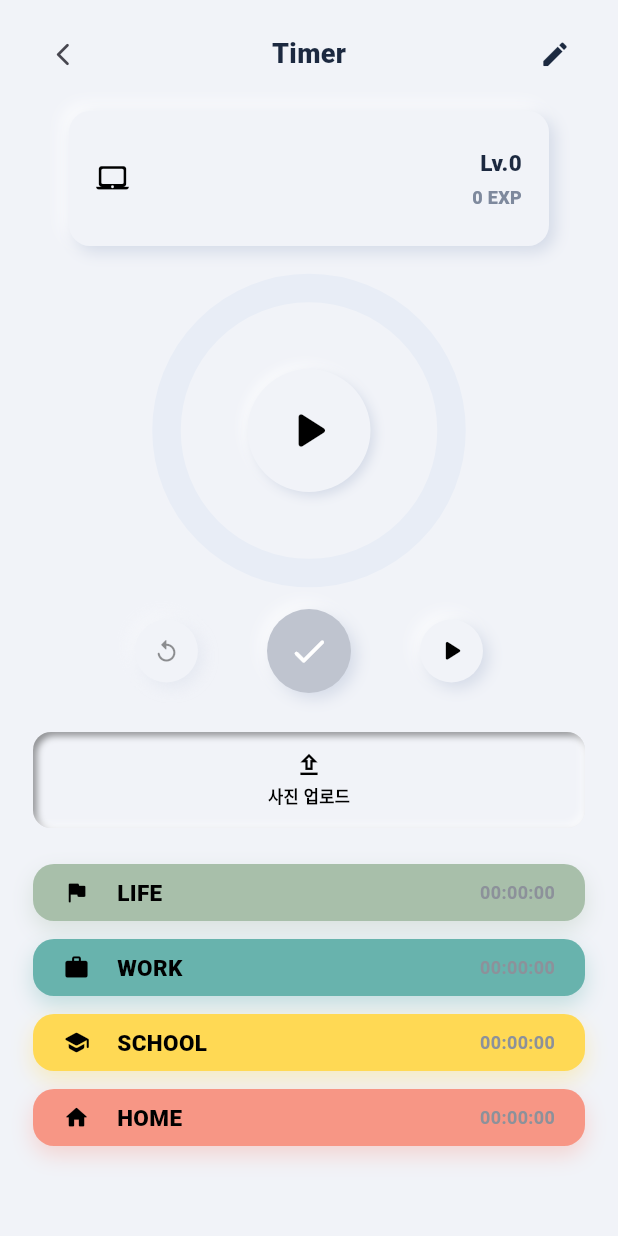
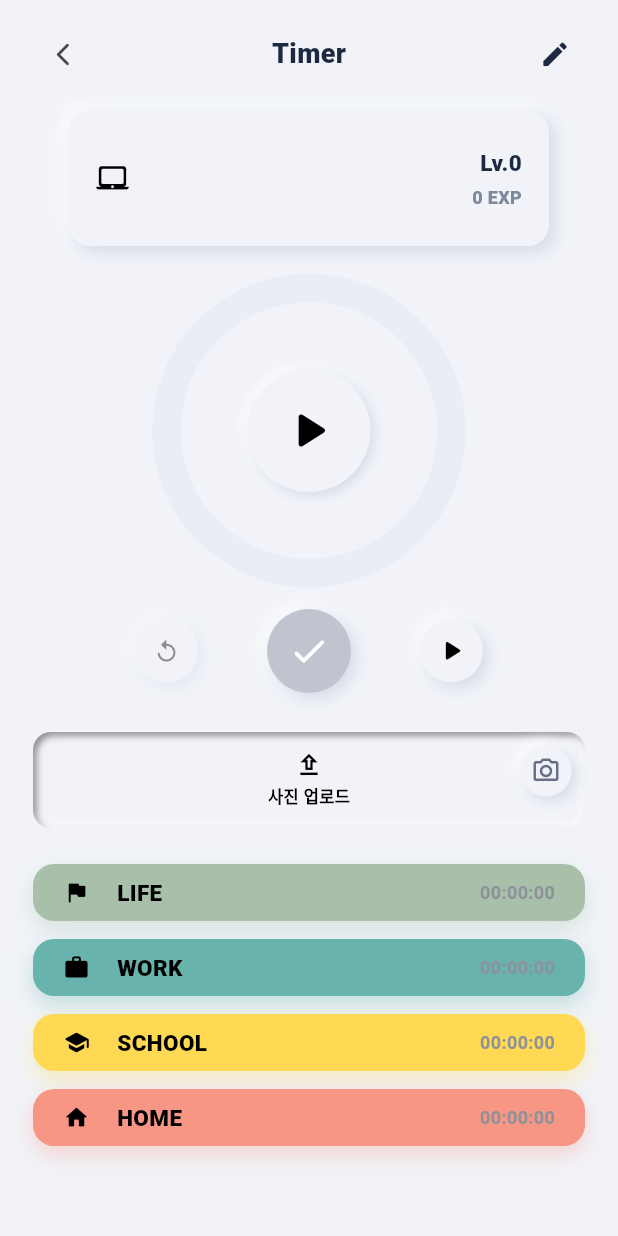
Before and after one commit to qoranreh/start_on, a Flutter app: the QuestTimerScreen screen opened directly with empty values, on a phone screen of 412 x 824 dp. Run offline on Flutter 3.47's test engine with Material 3 defaults, Android fonts, the phone set to English and light mode, and no system bars; drawn by our look-alikes of circular_countdown_timer; our stand-ins replace flutter_local_notifications, flutter_neumorphic_plus, image_picker, permission_handler, shared_preferences; missing offline and left inert: flutter_background_service, google_mlkit_text_recognition; accounts and stored records are empty; Roboto replaces fonts that are missing (Pretendard).

Commit message:
로컬 알림 기능 도입 및 퀘스트 타이머 UI 고도화
- **로컬 알림 시스템 구현**:
    - `flutter_local_notifications` 패키지 추가 및 초기화 로직 구현
    - 백그라운드 서비스(`QuestTimerBackgroundService`) 내 알림 채널 분리 (진행 상태: Low, 완료 알림: High)
    - 타이머 종료 시 완료 알림(`_showQuestTimerCompleteNotification`) 발송 기능 추가
- **퀘스트 타이머 화면 레이아웃 최적화**:
    - 가로 모드(Landscape) 대응을 위한 `LayoutBuilder` 및 반응형 레이아웃(`useLandscapeLayout`) 도입
    - 가로 모드 시 타이머와 컨텐츠를 좌우로 배치하고 컴포넌트 크기를 조정하는 `compact` 모드 추가
    - 인증 사진 섹션(`QuestTimerProofSection`) 내 카메라 촬영 버튼 추가 및 디자인 개선
- **UI 및 UX 세부 개선**:
    - 홈 화면 카테고리 그리드 및 카드 패딩/간격 조정을 통한 디자인 정밀도 향상
    - 타이머 요약 카드(`QuestTimerSummary`)의 너비 제약 및 정렬 로직 수정
    - 안드로이드 빌드 설정에 `coreLibraryDesugaring` 적용 (하위 호환성 강화)
- **기타**: 백그라운드 서비스의 알림 타이틀 및 컨텐츠 렌더링 로직 수정, `pubspec.yaml` 의존성 업데이트 (`timezone`, `dbus` 등 추가)

```diff
--- a/lib/pages/home/home_category_card.dart
+++ b/lib/pages/home/home_category_card.dart
@@ -35,7 +35,7 @@ class HomeCategoryCard extends StatelessWidget {
     return SizedBox(
       height: 104,
       child: Padding(
-        padding: const EdgeInsets.fromLTRB(2, 2, 5, 7),
+        padding: const EdgeInsets.fromLTRB(1, 1, 3, 4),
         child: neu.Neumorphic(
           style: neu.NeumorphicStyle(
             depth: 6,
@@ -55,7 +55,7 @@ class HomeCategoryCard extends StatelessWidget {
               onTap: onTap,
               borderRadius: BorderRadius.circular(13),
               child: Padding(
-                padding: const EdgeInsets.fromLTRB(17, 17, 15, 15),
+                padding: const EdgeInsets.fromLTRB(15, 15, 13, 13),
                 child: Stack(
                   children: [
                     Text(
--- a/lib/pages/home/home_category_grid.dart
+++ b/lib/pages/home/home_category_grid.dart
@@ -24,15 +24,15 @@ class HomeCategoryGrid extends StatelessWidget {
         Row(
           children: [
             Expanded(child: _buildCategoryCard('work')),
-            const SizedBox(width: 9),
+            const SizedBox(width: 6),
             Expanded(child: _buildCategoryCard('life')),
           ],
         ),
-        const SizedBox(height: 9),
+        const SizedBox(height: 6),
         Row(
           children: [
             Expanded(child: _buildCategoryCard('study')),
-            const SizedBox(width: 9),
+            const SizedBox(width: 6),
             Expanded(child: _buildCategoryCard('home')),
           ],
         ),
--- a/lib/pages/home_screen.dart
+++ b/lib/pages/home_screen.dart
@@ -76,7 +76,7 @@ class _HomeScreenState extends State<HomeScreen> {
     // 상단 헤더, 카테고리, 퀘스트 목록, 완료 기록을 세로로 배치합니다.
     return ListView(
       controller: _scrollController,
-      padding: const EdgeInsets.fromLTRB(16, 18, 16, 118),
+      padding: const EdgeInsets.fromLTRB(20, 18, 20, 118),
       children: [
         HomeHeaderSection(
           todayLabel: todayLabel,
--- a/lib/pages/quest_timer/quest_timer_category_times.dart
+++ b/lib/pages/quest_timer/quest_timer_category_times.dart
@@ -7,11 +7,13 @@ class QuestTimerCategoryTimes extends StatelessWidget {
     required this.category,
     required this.elapsedSeconds,
     required this.formatDuration,
+    this.compact = false,
   });
 
   final String category;
   final int elapsedSeconds;
   final String Function(Duration duration) formatDuration;
+  final bool compact;
 
   @override
   Widget build(BuildContext context) {
@@ -51,8 +53,9 @@ class QuestTimerCategoryTimes extends StatelessWidget {
             timeLabel: items[index].category == normalizedCategory
                 ? formatDuration(Duration(seconds: elapsedSeconds))
                 : '00:00:00',
+            compact: compact,
           ),
-          if (index != items.length - 1) const SizedBox(height: 12),
+          if (index != items.length - 1) SizedBox(height: compact ? 7 : 12),
         ],
       ],
     );
@@ -60,46 +63,55 @@ class QuestTimerCategoryTimes extends StatelessWidget {
 }
 
 class _CategoryTimeBar extends StatelessWidget {
-  const _CategoryTimeBar({required this.item, required this.timeLabel});
+  const _CategoryTimeBar({
+    required this.item,
+    required this.timeLabel,
+    required this.compact,
+  });
 
   final _CategoryTimeItem item;
   final String timeLabel;
+  final bool compact;
 
   @override
   Widget build(BuildContext context) {
     return Container(
-      height: 38,
-      padding: const EdgeInsets.symmetric(horizontal: 20),
+      height: compact ? 30 : 38,
+      padding: EdgeInsets.symmetric(horizontal: compact ? 11 : 20),
       decoration: BoxDecoration(
         color: item.color,
-        borderRadius: BorderRadius.circular(14),
+        borderRadius: BorderRadius.circular(compact ? 11 : 14),
         boxShadow: [
           BoxShadow(
             color: item.color.withValues(alpha: 0.34),
-            blurRadius: 12,
-            offset: const Offset(0, 6),
+            blurRadius: compact ? 8 : 12,
+            offset: Offset(0, compact ? 4 : 6),
           ),
         ],
       ),
       child: Row(
         children: [
-          Icon(item.icon, size: 18, color: Colors.black),
-          const SizedBox(width: 18),
-          Text(
-            item.label,
-            style: const TextStyle(
-              fontSize: 15,
-              fontWeight: FontWeight.w800,
-              color: Colors.black,
+          Icon(item.icon, size: compact ? 15 : 18, color: Colors.black),
+          SizedBox(width: compact ? 8 : 18),
+          Expanded(
+            child: Text(
+              item.label,
+              maxLines: 1,
+              overflow: TextOverflow.ellipsis,
+              style: TextStyle(
+                fontSize: compact ? 12 : 15,
+                fontWeight: FontWeight.w800,
+                color: Colors.black,
+              ),
             ),
           ),
-          const Spacer(),
+          SizedBox(width: compact ? 6 : 12),
           Text(
             timeLabel,
-            style: const TextStyle(
-              fontSize: 12,
+            style: TextStyle(
+              fontSize: compact ? 10 : 12,
               fontWeight: FontWeight.w700,
-              color: Color(0xFF8C919A),
+              color: const Color(0xFF8C919A),
             ),
           ),
         ],
--- a/lib/pages/quest_timer/quest_timer_content_card.dart
+++ b/lib/pages/quest_timer/quest_timer_content_card.dart
@@ -3,6 +3,7 @@ import 'package:flutter/material.dart';
 class QuestTimerContentCard extends StatelessWidget {
   const QuestTimerContentCard({
     super.key,
+    this.useLandscapeLayout = false,
     required this.questSummary,
     required this.countdown,
     required this.actionButtons,
@@ -10,6 +11,7 @@ class QuestTimerContentCard extends StatelessWidget {
     required this.categoryTimes,
   });
 
+  final bool useLandscapeLayout;
   final Widget questSummary;
   final Widget countdown;
   final Widget actionButtons;
@@ -18,6 +20,51 @@ class QuestTimerContentCard extends StatelessWidget {
 
   @override
   Widget build(BuildContext context) {
+    if (useLandscapeLayout) {
+      return Row(
+        crossAxisAlignment: CrossAxisAlignment.start,
+        children: [
+          Expanded(
+            flex: 6,
+            child: Align(
+              alignment: Alignment.topCenter,
+              child: ConstrainedBox(
+                constraints: const BoxConstraints(maxWidth: 320),
+                child: Column(
+                  children: [
+                    questSummary,
+                    const SizedBox(height: 22),
+                    Row(
+                      crossAxisAlignment: CrossAxisAlignment.start,
+                      children: [
+                        Expanded(child: proofSection),
+                        const SizedBox(width: 12),
+                        Expanded(child: categoryTimes),
+                      ],
+                    ),
+                  ],
+                ),
+              ),
+            ),
+          ),
+          const SizedBox(width: 26),
+          Expanded(
+            flex: 4,
+            child: Column(
+              children: [
+                countdown,
+                const SizedBox(height: 14),
+                SizedBox(
+                  width: double.infinity,
+                  child: FittedBox(fit: BoxFit.scaleDown, child: actionButtons),
+                ),
+              ],
+            ),
+          ),
+        ],
+      );
+    }
+
     return Column(
       children: [
         questSummary,
--- a/lib/pages/quest_timer/quest_timer_proof_section.dart
+++ b/lib/pages/quest_timer/quest_timer_proof_section.dart
@@ -2,25 +2,33 @@ import 'dart:io';
 
 import 'package:flutter/material.dart';
 import 'package:flutter_neumorphic_plus/flutter_neumorphic.dart' as neu;
+
+const double _compactProofSectionHeight = 141;
 
 class QuestTimerProofSection extends StatelessWidget {
   const QuestTimerProofSection({
     super.key,
     required this.proofImagePath,
     required this.isCompleting,
+    required this.onPickCamera,
     required this.onPickGallery,
     required this.onClearImage,
+    this.compact = false,
   });
 
   final String? proofImagePath;
   final bool isCompleting;
+  final VoidCallback onPickCamera;
   final VoidCallback onPickGallery;
   final VoidCallback onClearImage;
+  final bool compact;
 
   @override
   Widget build(BuildContext context) {
     if (proofImagePath == null) {
-      return GestureDetector(
+      return Stack(
+        children: [
+          GestureDetector(
             onTap: isCompleting ? null : onPickGallery,
             child: Opacity(
               opacity: isCompleting ? 0.48 : 1,
@@ -38,16 +46,25 @@ class QuestTimerProofSection extends StatelessWidget {
                 ),
                 child: SizedBox(
                   width: double.infinity,
+                  height: compact ? _compactProofSectionHeight : null,
+                  child: Center(
                     child: Padding(
-                padding: const EdgeInsets.symmetric(vertical: 12),
-                child: const Column(
+                      padding: EdgeInsets.symmetric(
+                        vertical: compact ? 10 : 12,
+                      ),
+                      child: Column(
+                        mainAxisSize: MainAxisSize.min,
                         children: [
-                    Icon(Icons.upload_outlined, size: 20, color: Colors.black),
-                    SizedBox(height: 3),
+                          Icon(
+                            Icons.upload_outlined,
+                            size: compact ? 18 : 20,
+                            color: Colors.black,
+                          ),
+                          SizedBox(height: compact ? 2 : 3),
                           Text(
                             '사진 업로드',
                             style: TextStyle(
-                        fontSize: 11,
+                              fontSize: compact ? 10 : 11,
                               color: Colors.black,
                               fontWeight: FontWeight.w700,
                             ),
@@ -58,6 +75,21 @@ class QuestTimerProofSection extends StatelessWidget {
                   ),
                 ),
               ),
+            ),
+          ),
+          Positioned(
+            top: compact ? 6 : 9,
+            right: compact ? 6 : 9,
+            child: Tooltip(
+              message: '카메라로 촬영',
+              child: _QuestTimerProofIconButton(
+                icon: Icons.photo_camera_outlined,
+                onTap: isCompleting ? null : onPickCamera,
+                size: compact ? 30 : 34,
+              ),
+            ),
+          ),
+        ],
       );
     }
 
@@ -75,24 +107,24 @@ class QuestTimerProofSection extends StatelessWidget {
               BorderRadius.circular(12),
             ),
           ),
-          padding: const EdgeInsets.all(8),
+          padding: EdgeInsets.all(compact ? 6 : 8),
           child: ClipRRect(
-            borderRadius: BorderRadius.circular(8),
+            borderRadius: BorderRadius.circular(compact ? 7 : 8),
             child: Image.file(
               File(proofImagePath!),
               width: double.infinity,
-              height: 180,
+              height: compact ? _compactProofSectionHeight - 12 : 180,
               fit: BoxFit.cover,
             ),
           ),
         ),
         Positioned(
-          top: 14,
-          right: 14,
+          top: compact ? 10 : 14,
+          right: compact ? 10 : 14,
           child: _QuestTimerProofIconButton(
             icon: Icons.close_rounded,
             onTap: isCompleting ? null : onClearImage,
-            size: 38,
+            size: compact ? 32 : 38,
           ),
         ),
       ],
--- a/lib/pages/quest_timer/quest_timer_summary.dart
+++ b/lib/pages/quest_timer/quest_timer_summary.dart
@@ -22,7 +22,9 @@ class QuestTimerSummary extends StatelessWidget {
 
     return Center(
       child: ConstrainedBox(
-        constraints: const BoxConstraints(minWidth: 320, maxWidth: 320),
+        constraints: const BoxConstraints(maxWidth: 320),
+        child: SizedBox(
+          width: double.infinity,
           child: neu.Neumorphic(
             style: neu.NeumorphicStyle(
               depth: 7,
@@ -82,6 +84,7 @@ class QuestTimerSummary extends StatelessWidget {
                   ],
                 ),
               ],
+            ),
           ),
         ),
       ),
--- a/lib/pages/quest_timer_screen.dart
+++ b/lib/pages/quest_timer_screen.dart
@@ -89,13 +89,30 @@ class _QuestTimerScreenState extends State<QuestTimerScreen> {
       child: Scaffold(
         backgroundColor: const Color(0xFFF1F3F8),
         body: SafeArea(
-          child: ListView(
-            padding: const EdgeInsets.fromLTRB(22, 16, 22, 32),
+          child: LayoutBuilder(
+            builder: (context, constraints) {
+              final useLandscapeLayout =
+                  constraints.maxWidth > constraints.maxHeight &&
+                  constraints.maxWidth >= 640;
+
+              return ListView(
+                padding: EdgeInsets.fromLTRB(
+                  useLandscapeLayout ? 30 : 22,
+                  useLandscapeLayout ? 20 : 16,
+                  useLandscapeLayout ? 30 : 22,
+                  32,
+                ),
                 children: [
-              QuestTimerHeader(onBack: _popWithProgress, onEdit: _editQuest),
+                  if (!useLandscapeLayout) ...[
+                    QuestTimerHeader(
+                      onBack: _popWithProgress,
+                      onEdit: _editQuest,
+                    ),
                     const SizedBox(height: 18),
-              // 메인 카드 안에서 퀘스트 정보, 타이머, 액션, 인증 사진 흐름을 순서대로 보여준다.
+                  ],
+                  // 세로 화면은 기존 흐름을 유지하고, 가로 화면에서만 타이머를 오른쪽에 배치한다.
                   QuestTimerContentCard(
+                    useLandscapeLayout: useLandscapeLayout,
                     questSummary: QuestTimerSummary(
                       quest: _quest,
                       userLevel: widget.userLevel,
@@ -124,16 +141,21 @@ class _QuestTimerScreenState extends State<QuestTimerScreen> {
                     proofSection: QuestTimerProofSection(
                       proofImagePath: _proofImage?.path,
                       isCompleting: _isCompleting,
+                      compact: useLandscapeLayout,
+                      onPickCamera: () => _pickProofImage(ImageSource.camera),
                       onPickGallery: () => _pickProofImage(ImageSource.gallery),
                       onClearImage: () => setState(() => _proofImage = null),
                     ),
                     categoryTimes: QuestTimerCategoryTimes(
                       category: _quest.category,
                       elapsedSeconds: _elapsedSeconds,
+                      compact: useLandscapeLayout,
                       formatDuration: _formatDuration,
                     ),
                   ),
                 ],
+              );
+            },
           ),
         ),
       ),
--- a/pubspec.yaml
+++ b/pubspec.yaml
@@ -45,6 +45,7 @@ dependencies:
   intl: ^0.20.2
   path_provider: ^2.1.5
   permission_handler: ^12.0.1
+  flutter_local_notifications: ^21.0.0
 
 dev_dependencies:
   flutter_test:
```
Also changed, not shown: lib/services/quest_timer_background_service.dart (+116 -13 lines), pubspec.lock, 1 other file. Lines whose indentation alone changed are shown as unchanged.
